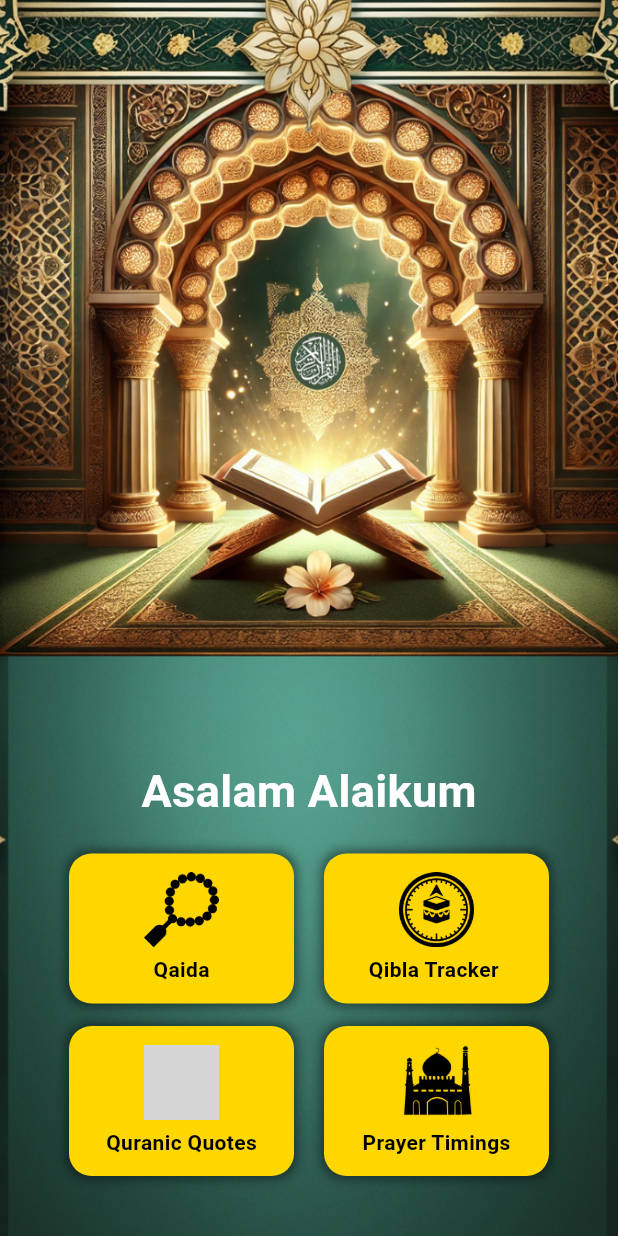
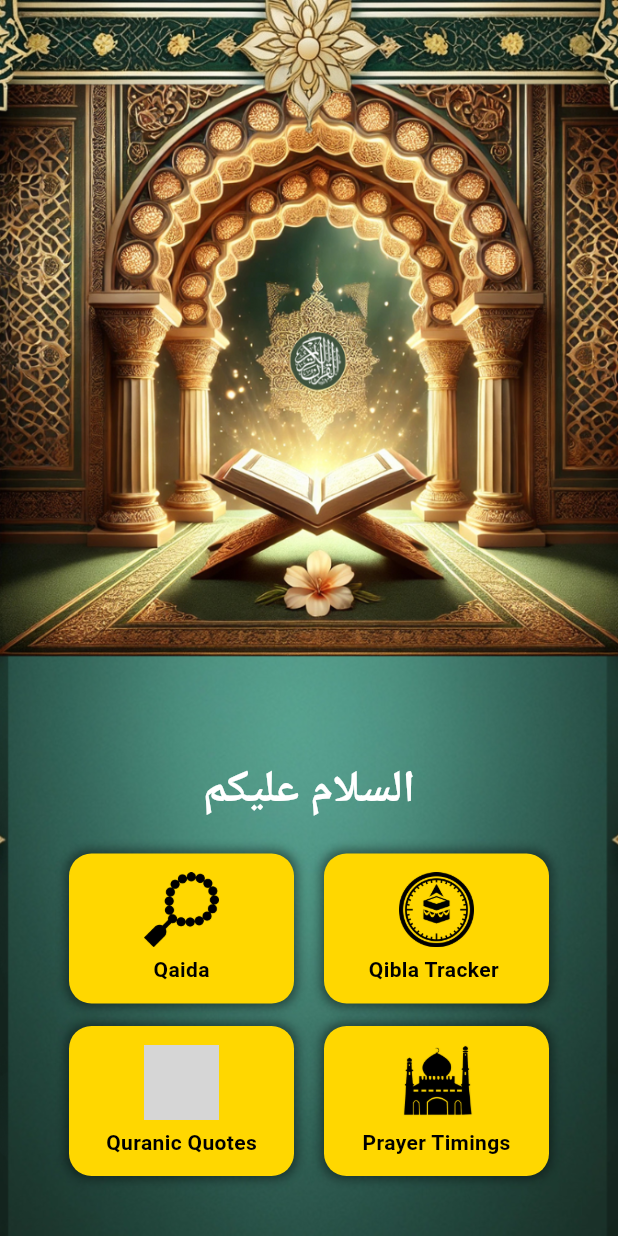
Before and after one commit to ahmadali369/makki-madani-qaida-migrated, a Flutter app: the QuranApp screen opened directly, on a phone screen of 412 x 824 dp. Run offline on Flutter 3.47's test engine with Material 3 defaults, Android fonts, the phone set to English and light mode, and no system bars; our stand-ins replace animate_do, audioplayers, dots_indicator, geolocator, google_fonts; missing offline and left inert: flutter_qiblah; grey boxes are pictures that could not be loaded.

Commit message:
fix - salam

```diff
--- a/lib/Quran App/QuranApp.dart
+++ b/lib/Quran App/QuranApp.dart
@@ -49,7 +49,7 @@ class _QuranAppState extends State<QuranApp> {
                 mainAxisSize: MainAxisSize.min,
                 children: [
                   const Text(
-                    'Asalam Alaikum',
+                    'السلام علیکم',
                     style: TextStyle(
                       color: Colors.white,
                       fontSize: 30,
```
